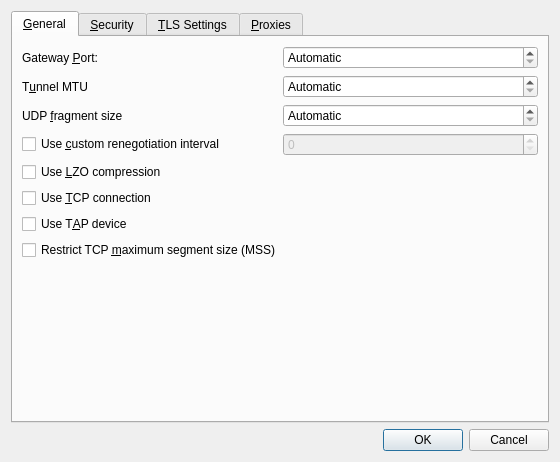
The window that vpn/openvpn/openvpnadvanced.ui (KDE/plasma-nm) describes before a commit, drawn with Qt 5.
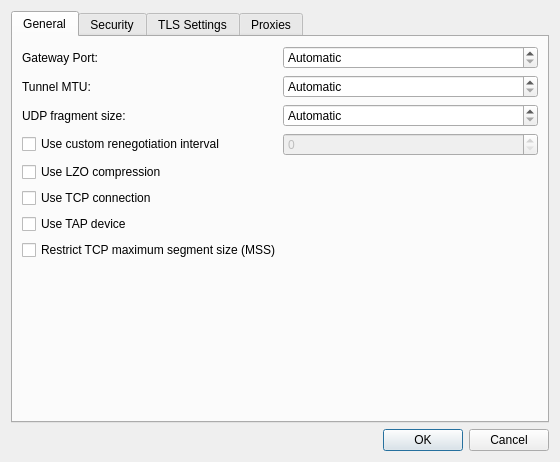
The same window after the commit. Custom widgets are drawn as their Qt base class.

What changed in the file:
```diff
--- a/vpn/openvpn/openvpnadvanced.ui
+++ b/vpn/openvpn/openvpnadvanced.ui
@@ -18,7 +18,7 @@
      </property>
      <widget class="QWidget" name="generalTab">
       <attribute name="title">
-       <string>&amp;General</string>
+       <string>General</string>
       </attribute>
       <layout class="QVBoxLayout" name="verticalLayout_6">
        <item>
@@ -26,7 +26,7 @@
          <item>
           <widget class="QLabel" name="label_5">
            <property name="text">
-            <string>Gateway &amp;Port:</string>
+            <string>Gateway Port:</string>
            </property>
            <property name="buddy">
             <cstring>sbCustomPort</cstring>
@@ -50,7 +50,7 @@
          <item>
           <widget class="QLabel" name="label_8">
            <property name="text">
-            <string>T&amp;unnel MTU</string>
+            <string>Tunnel MTU:</string>
            </property>
            <property name="buddy">
             <cstring>sbMtu</cstring>
@@ -74,7 +74,7 @@
          <item>
           <widget class="QLabel" name="label_9">
            <property name="text">
-            <string>UDP &amp;fragment size</string>
+            <string>UDP fragment size:</string>
            </property>
            <property name="buddy">
             <cstring>sbUdpFragmentSize</cstring>
@@ -98,7 +98,7 @@
          <item>
           <widget class="QCheckBox" name="chkUseCustomReneg">
            <property name="text">
-            <string>Use &amp;custom renegotiation interval</string>
+            <string>Use custom renegotiation interval</string>
            </property>
           </widget>
          </item>
@@ -117,28 +117,28 @@
        <item>
         <widget class="QCheckBox" name="chkUseLZO">
          <property name="text">
-          <string>Use &amp;LZO compression</string>
+          <string>Use LZO compression</string>
          </property>
         </widget>
        </item>
        <item>
         <widget class="QCheckBox" name="chkUseTCP">
          <property name="text">
-          <string>Use &amp;TCP connection</string>
+          <string>Use TCP connection</string>
          </property>
         </widget>
        </item>
        <item>
         <widget class="QCheckBox" name="chkUseTAP">
          <property name="text">
-          <string>Use T&amp;AP device</string>
+          <string>Use TAP device</string>
          </property>
         </widget>
        </item>
        <item>
         <widget class="QCheckBox" name="chkMssRestrict">
          <property name="text">
-          <string>Restrict TCP &amp;maximum segment size (MSS)</string>
+          <string>Restrict TCP maximum segment size (MSS)</string>
          </property>
         </widget>
        </item>
@@ -159,7 +159,7 @@
      </widget>
      <widget class="QWidget" name="securityTab">
       <attribute name="title">
-       <string>&amp;Security</string>
+       <string>Security</string>
       </attribute>
       <layout class="QVBoxLayout" name="verticalLayout_7">
        <item>
@@ -285,7 +285,7 @@
      </widget>
      <widget class="QWidget" name="tlsTab">
       <attribute name="title">
-       <string>&amp;TLS Settings</string>
+       <string>TLS Settings</string>
       </attribute>
       <layout class="QVBoxLayout" name="verticalLayout_9">
        <item>
@@ -397,7 +397,7 @@
      </widget>
      <widget class="QWidget" name="proxyTab">
       <attribute name="title">
-       <string>&amp;Proxies</string>
+       <string>Proxies</string>
       </attribute>
       <layout class="QFormLayout" name="formLayout_2">
        <property name="fieldGrowthPolicy">
```
Left out of the diff: 26 changed lines with no effect on the pictures.
